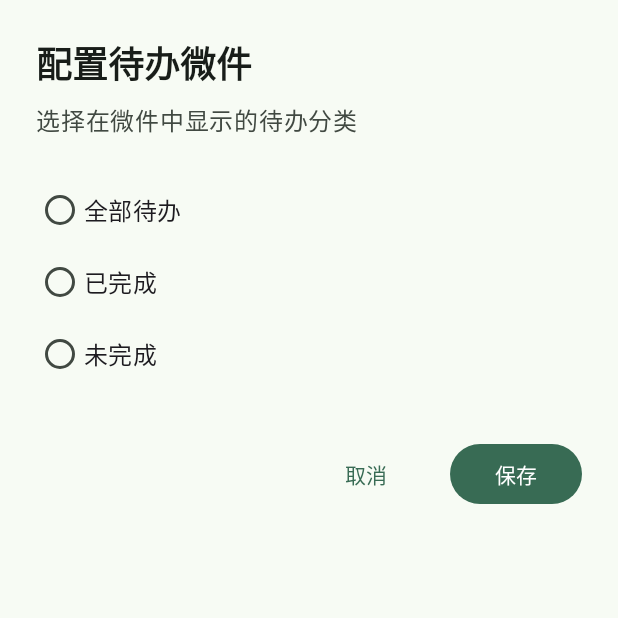
After one commit to dj129-CN/my-application, an Android app: the TodoWidgetConfigActivity screen opened directly, with no data from a screen before it, on a phone screen of 412 x 824 dp, the top half of it. The commit adds this screen. Run offline under Robolectric (Android 15) with nearby library versions, the phone set to English and light mode, and no system bars; 1 statement that could not run was skipped.

Commit message:
feat: add 4x1 todo AppWidget with config activity
Implement RemoteViews-based 4x1 widget showing today todo count, latest title, and refresh button. Add configuration activity for category selection (all/completed/incomplete) with immediate apply. Support day/night theme palettes, per-widget prefs cleanup on delete, and broadcast-based single-instance refresh.

```diff
--- /dev/null
+++ b/app/src/main/java/com/example/noteflow/widget/TodoWidgetConfigActivity.kt
@@ -0,0 +1,74 @@
+package com.example.noteflow.widget
+
+import android.appwidget.AppWidgetManager
+import android.content.Intent
+import android.os.Bundle
+import androidx.appcompat.app.AppCompatActivity
+import com.example.noteflow.R
+import com.example.noteflow.databinding.ActivityTodoWidgetConfigBinding
+import kotlinx.coroutines.CoroutineScope
+import kotlinx.coroutines.Dispatchers
+import kotlinx.coroutines.SupervisorJob
+import kotlinx.coroutines.launch
+
+/**
+ * Configuration screen shown when the user adds the 4x1 todo widget. Lets them
+ * pick which category to display (all / completed / incomplete) and applies the
+ * choice immediately before returning to the launcher.
+ */
+class TodoWidgetConfigActivity : AppCompatActivity() {
+
+    private lateinit var binding: ActivityTodoWidgetConfigBinding
+    private var appWidgetId = AppWidgetManager.INVALID_APPWIDGET_ID
+    private val configScope = CoroutineScope(SupervisorJob() + Dispatchers.IO)
+
+    override fun onCreate(savedInstanceState: Bundle?) {
+        super.onCreate(savedInstanceState)
+        binding = ActivityTodoWidgetConfigBinding.inflate(layoutInflater)
+        setContentView(binding.root)
+
+        appWidgetId = intent?.extras?.getInt(
+            AppWidgetManager.EXTRA_APPWIDGET_ID,
+            AppWidgetManager.INVALID_APPWIDGET_ID,
+        ) ?: AppWidgetManager.INVALID_APPWIDGET_ID
+
+        if (appWidgetId == AppWidgetManager.INVALID_APPWIDGET_ID) {
+            finish()
+            return
+        }
+
+        setResult(RESULT_CANCELED)
+
+        val currentCategory = TodoWidgetPrefs.getCategory(this, appWidgetId)
+        when (currentCategory) {
+            TodoWidgetPrefs.CATEGORY_COMPLETED -> binding.radioCompleted.isChecked = true
+            TodoWidgetPrefs.CATEGORY_INCOMPLETE -> binding.radioIncomplete.isChecked = true
+            else -> binding.radioAll.isChecked = true
+        }
+
+        binding.buttonSave.setOnClickListener {
+            val selectedCategory = when (binding.radioGroup.checkedRadioButtonId) {
+                R.id.radioCompleted -> TodoWidgetPrefs.CATEGORY_COMPLETED
+                R.id.radioIncomplete -> TodoWidgetPrefs.CATEGORY_INCOMPLETE
+                else -> TodoWidgetPrefs.CATEGORY_ALL
+            }
+            saveAndFinish(selectedCategory)
+        }
+
+        binding.buttonCancel.setOnClickListener {
+            finish()
+        }
+    }
+
+    private fun saveAndFinish(category: String) {
+        TodoWidgetPrefs.saveCategory(this, appWidgetId, category)
+        configScope.launch {
+            TodoWidgetUpdater.updateWidget(applicationContext, appWidgetId)
+        }
+        val resultIntent = Intent().apply {
+            putExtra(AppWidgetManager.EXTRA_APPWIDGET_ID, appWidgetId)
+        }
+        setResult(RESULT_OK, resultIntent)
+        finish()
+    }
+}
--- /dev/null
+++ b/app/src/main/res/layout/activity_todo_widget_config.xml
@@ -0,0 +1,77 @@
+<?xml version="1.0" encoding="utf-8"?>
+<LinearLayout xmlns:android="http://schemas.android.com/apk/res/android"
+    android:layout_width="match_parent"
+    android:layout_height="match_parent"
+    android:orientation="vertical"
+    android:padding="24dp">
+
+    <TextView
+        android:layout_width="match_parent"
+        android:layout_height="wrap_content"
+        android:text="@string/todo_widget_config_title"
+        android:textAppearance="@style/TextAppearance.NoteFlow.Headline"
+        android:textColor="?attr/colorOnSurface" />
+
+    <TextView
+        android:layout_width="match_parent"
+        android:layout_height="wrap_content"
+        android:layout_marginTop="8dp"
+        android:text="@string/todo_widget_config_subtitle"
+        android:textAppearance="@style/TextAppearance.NoteFlow.Body"
+        android:textColor="?attr/colorOnSurfaceVariant" />
+
+    <RadioGroup
+        android:id="@+id/radioGroup"
+        android:layout_width="match_parent"
+        android:layout_height="wrap_content"
+        android:layout_marginTop="24dp"
+        android:orientation="vertical">
+
+        <RadioButton
+            android:id="@+id/radioAll"
+            android:layout_width="match_parent"
+            android:layout_height="wrap_content"
+            android:paddingVertical="12dp"
+            android:text="@string/todo_widget_category_all"
+            android:textSize="16sp" />
+
+        <RadioButton
+            android:id="@+id/radioCompleted"
+            android:layout_width="match_parent"
+            android:layout_height="wrap_content"
+            android:paddingVertical="12dp"
+            android:text="@string/todo_widget_category_completed"
+            android:textSize="16sp" />
+
+        <RadioButton
+            android:id="@+id/radioIncomplete"
+            android:layout_width="match_parent"
+            android:layout_height="wrap_content"
+            android:paddingVertical="12dp"
+            android:text="@string/todo_widget_category_incomplete"
+            android:textSize="16sp" />
+    </RadioGroup>
+
+    <LinearLayout
+        android:layout_width="match_parent"
+        android:layout_height="wrap_content"
+        android:layout_marginTop="32dp"
+        android:gravity="end"
+        android:orientation="horizontal">
+
+        <com.google.android.material.button.MaterialButton
+            android:id="@+id/buttonCancel"
+            style="@style/Widget.Material3.Button.TextButton"
+            android:layout_width="wrap_content"
+            android:layout_height="wrap_content"
+            android:text="@string/todo_widget_config_cancel" />
+
+        <com.google.android.material.button.MaterialButton
+            android:id="@+id/buttonSave"
+            android:layout_width="wrap_content"
+            android:layout_height="wrap_content"
+            android:layout_marginStart="12dp"
+            android:text="@string/todo_widget_config_save" />
+    </LinearLayout>
+
+</LinearLayout>
--- a/app/src/main/res/values/strings.xml
+++ b/app/src/main/res/values/strings.xml
@@ -96,7 +96,7 @@
     <string name="todo_settings_theme_title">外观主题</string>
     <string name="todo_settings_theme_summary">主题会同步应用到应用界面和桌面微件。</string>
     <string name="todo_settings_widget_title">桌面小组件</string>
-    <string name="todo_settings_widget_body">1. 长按桌面空白处，进入「小组件」。\n2. 选择「拾光笔记 · 微件」，拖到桌面。\n3. 微件展示拾光笔记摘要；待办数据暂不写入微件。\n4. 修改主题后，可刷新微件查看新的浅色/深色色板。</string>
+    <string name="todo_settings_widget_body">1. 长按桌面空白处，进入「小组件」。\n2. 选择「拾光待办 · 微件」或「拾光笔记 · 微件」，拖到桌面。\n3. 待办微件展示今日待办总数与最近一条标题；笔记微件展示笔记摘要。\n4. 修改主题后，可刷新微件查看新的浅色/深色色板。</string>
     <string name="todo_settings_widget_refresh">刷新桌面组件</string>
     <string name="todo_settings_widget_refreshed">已请求刷新桌面组件</string>
     <string name="todo_settings_notes_title">原有笔记模块</string>
@@ -106,4 +106,18 @@
 
     <string name="cd_back">返回</string>
     <string name="cd_note">笔记图标</string>
+
+    <string name="todo_widget_name">拾光待办 · 微件</string>
+    <string name="todo_widget_description">展示今日待办总数与最近一条标题，支持分类筛选</string>
+    <string name="todo_widget_label">今日待办</string>
+    <string name="todo_widget_count_format">%1$d 项</string>
+    <string name="todo_widget_empty">暂无待办</string>
+    <string name="todo_widget_refresh">刷新</string>
+    <string name="todo_widget_config_title">配置待办微件</string>
+    <string name="todo_widget_config_subtitle">选择在微件中显示的待办分类</string>
+    <string name="todo_widget_category_all">全部待办</string>
+    <string name="todo_widget_category_completed">已完成</string>
+    <string name="todo_widget_category_incomplete">未完成</string>
+    <string name="todo_widget_config_save">保存</string>
+    <string name="todo_widget_config_cancel">取消</string>
 </resources>
```
Also changed, not shown: app/src/main/AndroidManifest.xml (+22 -0 lines), app/src/main/java/com/example/noteflow/widget/TodoWidgetPrefs.kt (added, +32 -0 lines), app/src/main/java/com/example/noteflow/widget/TodoWidgetProvider.kt (added, +71 -0 lines), app/src/main/java/com/example/noteflow/widget/TodoWidgetUpdater.kt (added, +162 -0 lines), app/src/main/res/drawable/ic_todo_widget_refresh_dark.xml (added, +9 -0 lines), app/src/main/res/drawable/ic_todo_widget_refresh_light.xml (added, +9 -0 lines), app/src/main/res/layout/todo_widget.xml (added, +59 -0 lines), app/src/main/res/xml/todo_widget_info.xml (added, +15 -0 lines), 2 other files.
